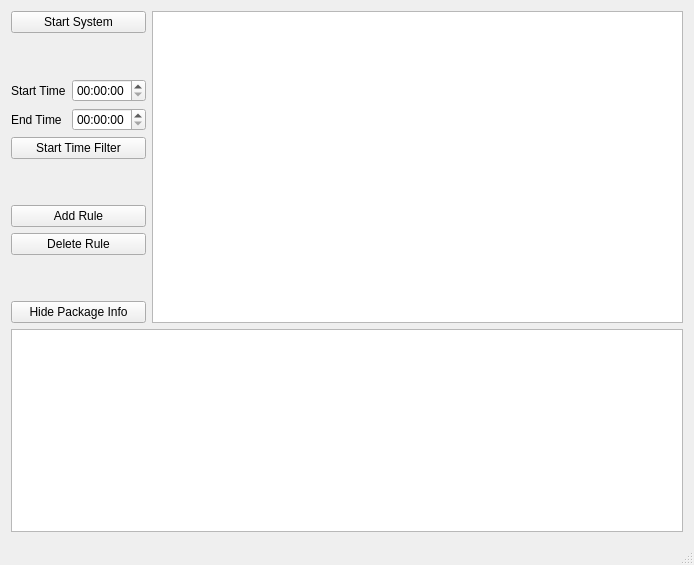
The window that firewall/mainwindow.ui (RazorK/packet-filtering-firewall) describes before a commit, drawn with Qt 5.
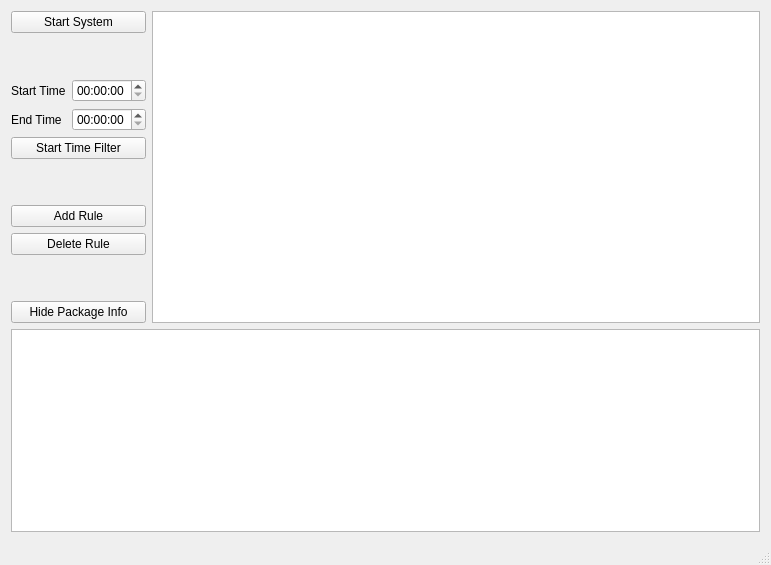
The same window after the commit.

Diff of the .ui file:
```diff
--- a/firewall/mainwindow.ui
+++ b/firewall/mainwindow.ui
@@ -6,7 +6,7 @@
    <rect>
     <x>0</x>
     <y>0</y>
-    <width>694</width>
+    <width>771</width>
     <height>565</height>
    </rect>
   </property>
```
Left out of the diff: 2 changed lines with no effect on the pictures.
